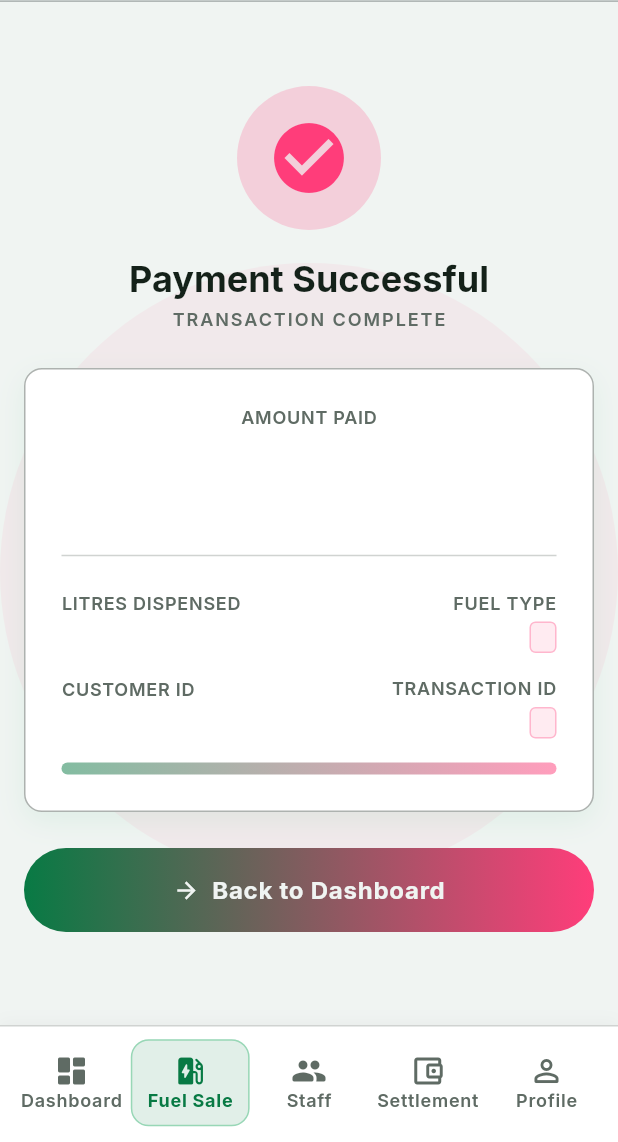
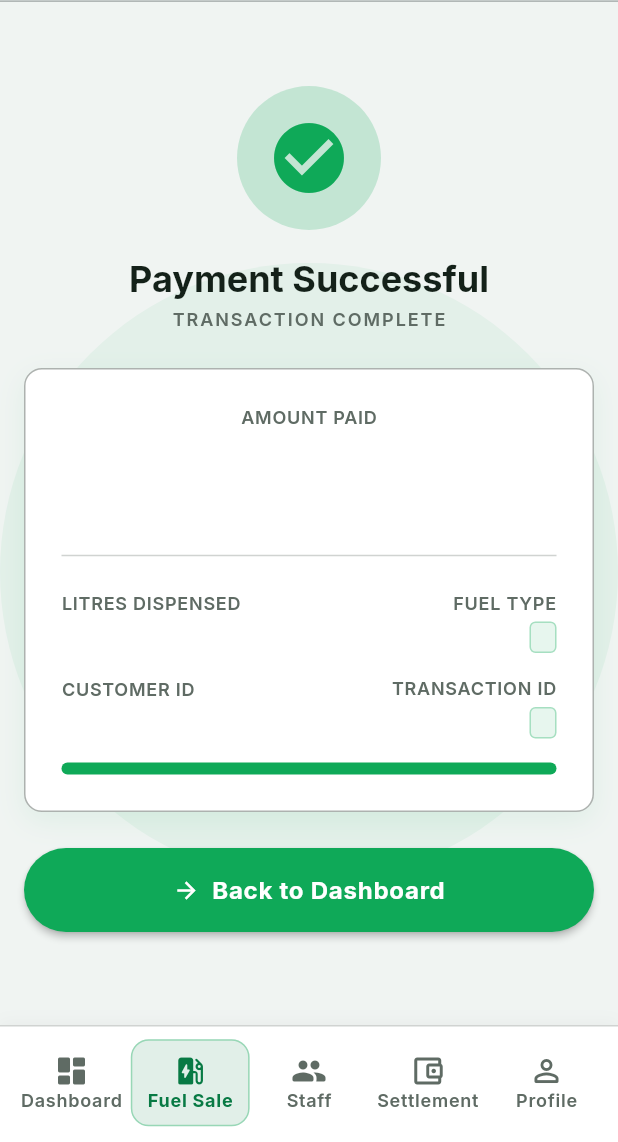
Before and after one commit to AJ-droi/Fuel-Credit-Merchant-App, a Flutter app: the PaymentAlertPage screen opened directly with empty values, on a phone screen of 412 x 824 dp, the part 94-1236 px from its top. Run offline on Flutter 3.47's test engine with Material 3 defaults, Android fonts, the phone set to English and light mode, and no system bars; our stand-ins replace dio, google_fonts, qr_flutter, shared_preferences; accounts and stored records are empty; network calls fail.

Commit message:
ready and updated

```diff
--- a/lib/core/network/api_config.dart
+++ b/lib/core/network/api_config.dart
@@ -1,6 +1,7 @@
 class AppConfig {
   AppConfig._();
 
+  /// Override with: `--dart-define=API_BASE_URL=https://...`
   static const String apiBaseUrl = String.fromEnvironment(
     'API_BASE_URL',
     defaultValue: 'https://fuel-lending-app.onrender.com/api/v1',
--- a/lib/core/theme/app_colors.dart
+++ b/lib/core/theme/app_colors.dart
@@ -7,12 +7,18 @@ final class AppColors {
   static const Color onBackground = Color(0xFF142119);
   static const Color surface = Color(0xFFFFFFFF);
   static const Color surfaceBright = Color(0xFFE3F9EC);
+
+  /// Brand green
   static const Color primary = Color(0xFF0FA958);
   static const Color primaryLight = Color(0xFF5EE09A);
   static const Color primaryContainer = Color(0xFF087A44);
   static const Color onPrimaryContainer = Color(0xFFFFFFFF);
-  static const Color secondary = Color(0xFFFF3D7A);
-  static const Color secondaryContainer = Color(0xFFFFD9E8);
+
+  /// Contrasting brand blue
+  static const Color secondary = Color(0xFF1565C0);
+  static const Color secondaryContainer = Color(0xFFD6E4FF);
+  static const Color onSecondary = Color(0xFFFFFFFF);
+
   static const Color tertiary = Color(0xFFFFA726);
   static const Color muted = Color(0xFF5F6B64);
   static const Color outline = Color(0xFF37443C);
@@ -25,25 +31,7 @@ final class AppColors {
   static const Color danger = Color(0xFFE53935);
   static const Color success = Color(0xFF087A44);
 
-  static const Color kpiSalesBg = Color(0xFFFFE4EF);
+  static const Color kpiSalesBg = Color(0xFFD6E4FF);
   static const Color kpiGrossBg = Color(0xFFDDF5E8);
   static const Color kpiSettlementBg = Color(0xFFFFF0D6);
-
-  static const LinearGradient primaryGradient = LinearGradient(
-    begin: Alignment.topLeft,
-    end: Alignment.bottomRight,
-    colors: [Color(0xFF12C06A), Color(0xFF087A44)],
-  );
-
-  static const LinearGradient heroMeshPrimary = LinearGradient(
-    begin: Alignment.topLeft,
-    end: Alignment.bottomRight,
-    colors: [Color(0x400FA958), Color(0x000FA958)],
-  );
-
-  static const LinearGradient heroMeshSecondary = LinearGradient(
-    begin: Alignment.bottomRight,
-    end: Alignment.topLeft,
-    colors: [Color(0x35FF3D7A), Color(0x00FF3D7A)],
-  );
 }
--- a/lib/core/theme/app_theme.dart
+++ b/lib/core/theme/app_theme.dart
@@ -14,7 +14,7 @@ final class AppTheme {
       primaryContainer: AppColors.primaryContainer,
       onPrimaryContainer: AppColors.onPrimaryContainer,
       secondary: AppColors.secondary,
-      onSecondary: AppColors.onPrimary,
+      onSecondary: AppColors.onSecondary,
       secondaryContainer: AppColors.secondaryContainer,
       tertiary: AppColors.tertiary,
       surface: AppColors.surface,
--- a/lib/features/dashboard/presentation/widgets/dashboard_throughput.dart
+++ b/lib/features/dashboard/presentation/widgets/dashboard_throughput.dart
@@ -61,7 +61,7 @@ class DashboardThroughput extends StatelessWidget {
               stat('94', '%', 'Uptime', AppColors.primary),
               stat('4.2', 'm', 'Avg Fill Time', AppColors.secondary, leftBorder: true),
               stat('12', 'k', 'Ltrs/Month', AppColors.tertiary, leftBorder: true),
-              stat('0', '%', 'Discrepancy', const Color(0xFFFFB4AB), leftBorder: true),
+              stat('0', '%', 'Discrepancy', AppColors.danger, leftBorder: true),
             ],
           ),
         ],
--- a/lib/features/payment_alert/presentation/pages/payment_alert_page.dart
+++ b/lib/features/payment_alert/presentation/pages/payment_alert_page.dart
@@ -16,6 +16,7 @@ class PaymentAlertArgs {
     required this.fuelType,
     required this.customerId,
     required this.transactionId,
+    this.message,
   });
 
   final PaymentAlertStatus status;
@@ -24,6 +25,7 @@ class PaymentAlertArgs {
   final String fuelType;
   final String customerId;
   final String transactionId;
+  final String? message;
 }
 
 class PaymentAlertPage extends StatelessWidget {
@@ -36,7 +38,7 @@ class PaymentAlertPage extends StatelessWidget {
   @override
   Widget build(BuildContext context) {
     final textTheme = Theme.of(context).textTheme;
-    final accent = _isSuccess ? AppColors.secondary : const Color(0xFFFFB4AB);
+    final accent = _isSuccess ? AppColors.primary : AppColors.danger;
     final icon = _isSuccess ? Icons.check_circle : Icons.cancel;
     final title = _isSuccess ? 'Payment Successful' : 'Payment Failed';
     final subtitle = _isSuccess
@@ -84,6 +86,17 @@ class PaymentAlertPage extends StatelessWidget {
                                 color: AppColors.muted,
                               ),
                             ),
+                            if (args.message != null &&
+                                args.message!.trim().isNotEmpty) ...[
+                              const SizedBox(height: AppSpacing.sm),
+                              Text(
+                                args.message!,
+                                textAlign: TextAlign.center,
+                                style: textTheme.bodyMedium?.copyWith(
+                                  color: accent,
+                                ),
+                              ),
+                            ],
                             const SizedBox(height: AppSpacing.lg),
                             GlassCard(
                               borderRadius: BorderRadius.circular(12),
@@ -125,13 +138,7 @@ class PaymentAlertPage extends StatelessWidget {
                                     width: double.infinity,
                                     decoration: BoxDecoration(
                                       borderRadius: BorderRadius.circular(8),
-                                      gradient: LinearGradient(
-                                        colors: [
-                                          AppColors.primaryContainer
-                                              .withOpacity(0.5),
-                                          accent.withOpacity(0.5),
-                                        ],
-                                      ),
+                                      color: accent,
                                     ),
                                   ),
                                 ],
@@ -140,44 +147,33 @@ class PaymentAlertPage extends StatelessWidget {
                             const SizedBox(height: AppSpacing.lg),
                             SizedBox(
                               width: double.infinity,
-                              child: DecoratedBox(
-                                decoration: BoxDecoration(
-                                  borderRadius: BorderRadius.circular(36),
-                                  gradient: LinearGradient(
-                                    colors: [
-                                      AppColors.primaryContainer,
-                                      _isSuccess
-                                          ? AppColors.secondary
-                                          : const Color(0xFFFF6B6B),
-                                    ],
-                                  ),
-                                ),
-                                child: FilledButton.icon(
+                              child: FilledButton.icon(
                                   onPressed: () => Navigator.of(context)
                                       .pushNamedAndRemoveUntil(
                                         AppRouter.dashboard,
                                         (route) => false,
                                       ),
                                   style: FilledButton.styleFrom(
-                                    backgroundColor: Colors.transparent,
-                                    shadowColor: Colors.transparent,
+                                    backgroundColor: _isSuccess
+                                        ? AppColors.primary
+                                        : AppColors.danger,
+                                    foregroundColor: AppColors.onPrimary,
                                     padding: const EdgeInsets.symmetric(
                                       vertical: AppSpacing.md,
                                     ),
+                                    shape: RoundedRectangleBorder(
+                                      borderRadius: BorderRadius.circular(36),
+                                    ),
                                   ),
-                                  icon: const Icon(
-                                    Icons.arrow_forward,
-                                    color: AppColors.background,
-                                  ),
+                                  icon: const Icon(Icons.arrow_forward),
                                   label: Text(
                                     'Back to Dashboard',
                                     style: textTheme.bodyLarge?.copyWith(
-                                      color: AppColors.background,
+                                      color: AppColors.onPrimary,
                                       fontWeight: FontWeight.w700,
                                     ),
                                   ),
                                 ),
-                              ),
                             ),
                           ],
                         ),
```
Also changed, not shown: lib/features/account/presentation/pages/account_page.dart (+6 -10 lines), lib/features/auth/presentation/pages/login_page.dart (+1 -21 lines), lib/features/auth/presentation/widgets/login_form_card.dart (+7 -10 lines), lib/features/dashboard/presentation/widgets/dashboard_bottom_shell.dart (+3 -16 lines), lib/features/dashboard/presentation/widgets/dashboard_kpi_grid.dart (+35 -16 lines), lib/features/dashboard/presentation/widgets/dashboard_transactions.dart (+4 -4 lines), lib/features/fuel_sale/data/models/fuel_sale_models.dart (+17 -12 lines), lib/features/fuel_sale/presentation/pages/fuel_sale_page.dart (+74 -40 lines), lib/features/transactions/presentation/pages/transactions_page.dart (+4 -4 lines).
